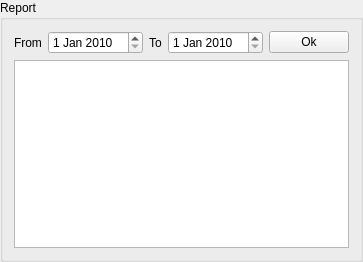
Qt form RistoPlugins/Sell/SellCategory/sellcategorydetail.ui (adivik2000/RistorNAT) before a commit.
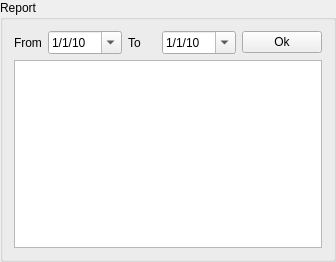
The same form after that commit. Icons and pictures are not drawn.

Commit message:
Using d/M/yy as standard display for dates.
Also add a calendar, showing by clicking the drop box on the date widget.

The edit to the form file:
```diff
--- a/RistoPlugins/Sell/SellCategory/sellcategorydetail.ui
+++ b/RistoPlugins/Sell/SellCategory/sellcategorydetail.ui
@@ -33,6 +33,15 @@
        <day>1</day>
       </datetime>
      </property>
+     <property name="currentSection">
+      <enum>QDateTimeEdit::DaySection</enum>
+     </property>
+     <property name="displayFormat">
+      <string>d/M/yy</string>
+     </property>
+     <property name="calendarPopup">
+      <bool>true</bool>
+     </property>
     </widget>
    </item>
    <item row="1" column="2">
@@ -54,6 +63,15 @@
        <day>1</day>
       </datetime>
      </property>
+     <property name="currentSection">
+      <enum>QDateTimeEdit::DaySection</enum>
+     </property>
+     <property name="displayFormat">
+      <string>d/M/yy</string>
+     </property>
+     <property name="calendarPopup">
+      <bool>true</bool>
+     </property>
     </widget>
    </item>
    <item row="1" column="4">
```
The commit also changes 4 other files.
